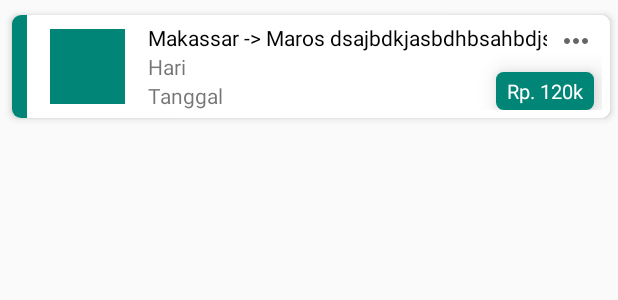
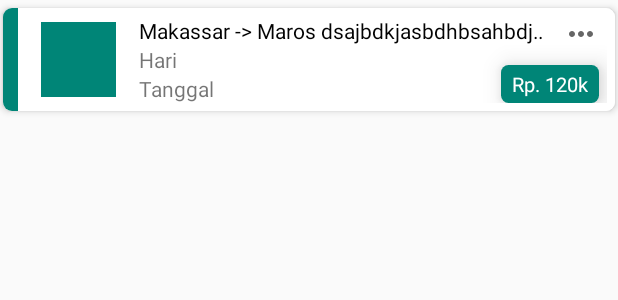
Before and after one commit to AngkutApps/AngkutAppsPenumpang, an Android app: the layout rv_rw_perjalanan.xml on its own in the app's theme, with its tools: preview values and no code run, on a phone screen of 412 x 824 dp. Shown: the top 300 px of the screen. Run offline under Robolectric (Android 15) with nearby library versions, the phone set to English and light mode, and no system bars.

Commit message:
Perbaikan UI

```diff
--- a/app/src/main/res/layout/rv_rw_perjalanan.xml
+++ b/app/src/main/res/layout/rv_rw_perjalanan.xml
@@ -1,16 +1,21 @@
 <?xml version="1.0" encoding="utf-8"?>
-<androidx.cardview.widget.CardView xmlns:android="http://schemas.android.com/apk/res/android"
+<RelativeLayout xmlns:android="http://schemas.android.com/apk/res/android"
     xmlns:app="http://schemas.android.com/apk/res-auto"
-    android:id="@+id/cvRiwayatPerjalanan"
     android:layout_width="match_parent"
     android:layout_height="wrap_content"
-    android:layout_marginLeft="8dp"
-    android:layout_marginTop="10dp"
-    android:layout_marginRight="5dp"
-    android:layout_marginBottom="50dp"
+    >
+
+    <androidx.cardview.widget.CardView
+        android:layout_width="match_parent"
+        android:layout_height="wrap_content"
         app:cardCornerRadius="6dp"
         app:cardElevation="3dp"
-    android:foreground="?android:attr/selectableItemBackground">
+        android:layout_marginTop="5dp"
+        android:layout_marginBottom="5dp"
+        android:layout_marginLeft="2dp"
+        android:layout_marginRight="2dp"
+        android:id="@+id/cvRiwayatPerjalanan"
+        >
 
         <RelativeLayout
             android:layout_width="match_parent"
@@ -28,12 +33,11 @@
                 android:background="@color/colorPrimary" />
 
             <RelativeLayout
-            android:layout_toRightOf="@id/line_warna"
                 android:id="@+id/layout"
                 android:layout_width="wrap_content"
                 android:layout_height="wrap_content"
-            android:padding="5dp"
-            >
+                android:layout_toRightOf="@id/line_warna"
+                android:padding="5dp">
 
                 <View
                     android:id="@+id/oval"
@@ -46,15 +50,15 @@
                     android:background="@color/colorPrimary" />
 
                 <TextView
-                android:ellipsize="none"
                     android:id="@+id/riwayatRute"
                     android:layout_width="wrap_content"
                     android:layout_height="wrap_content"
+                    android:layout_toLeftOf="@+id/btnDetailRiwayat"
                     android:layout_toRightOf="@id/oval"
+                    android:ellipsize="marquee"
+                    android:singleLine="true"
                     android:text="Makassar -> Maros dsajbdkjasbdhbsahbdjsbadj sdhjasdh dhjsad"
-                android:layout_toLeftOf="@+id/btnDetailRiwayat"
-                android:textColor="@color/textBlack"
-                android:singleLine="true" />
+                    android:textColor="@color/textBlack" />
 
                 <TextView
                     android:id="@+id/riwayatHari"
@@ -100,11 +104,11 @@
                 <ImageView
                     android:id="@+id/btnDetailRiwayat"
                     android:layout_width="wrap_content"
-                android:foreground="?android:attr/selectableItemBackground"
                     android:layout_height="wrap_content"
                     android:layout_alignParentRight="true"
+                    android:layout_marginLeft="7dp"
                     android:layout_marginRight="5dp"
-                android:layout_marginLeft="7dp"
+                    android:foreground="?android:attr/selectableItemBackground"
                     android:src="@drawable/ic_baseline_more_horiz_24" />
 
             </RelativeLayout>
@@ -112,3 +116,5 @@
         </RelativeLayout>
 
     </androidx.cardview.widget.CardView>
+
+</RelativeLayout>
```
Also changed, not shown: app/src/main/java/id/co/myproject/angkutapps_penumpang/view/riwayat/AktivitasFragment.java (+8 -4 lines), app/src/main/res/layout/fragment_aktivitas.xml (+18 -8 lines), app/src/main/res/layout/fragment_riwayat_pembayaran.xml (+4 -5 lines). Lines whose indentation alone changed are shown as unchanged.
